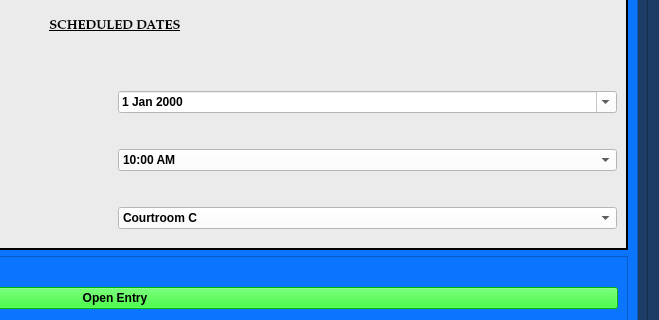
Above: munientry/views/ui/TrialToCourtHearingDialog.ui from HunterProgram22/MuniEntry before the change; both pictures show x 429 to 1088 and y 317 to 637 of the 1088 by 737 pixel window. Below: the same form after it.
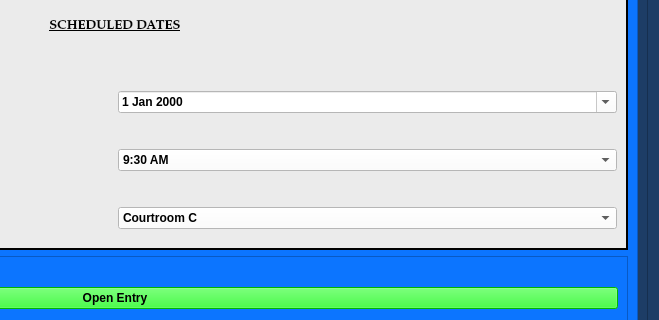
That is the form after the change. Custom widgets are drawn as their Qt base class.

The edit to the form file:
```diff
--- a/munientry/views/ui/TrialToCourtHearingDialog.ui
+++ b/munientry/views/ui/TrialToCourtHearingDialog.ui
@@ -235,6 +235,11 @@
                  <property name="styleSheet">
                   <string notr="true">background-color: rgb(255, 255, 255);</string>
                  </property>
+                 <item>
+                  <property name="text">
+                   <string>9:30 AM</string>
+                  </property>
+                 </item>
                  <item>
                   <property name="text">
                    <string>10:00 AM</string>
```
Left out of the diff: 10 changed lines with no effect on the pictures.
